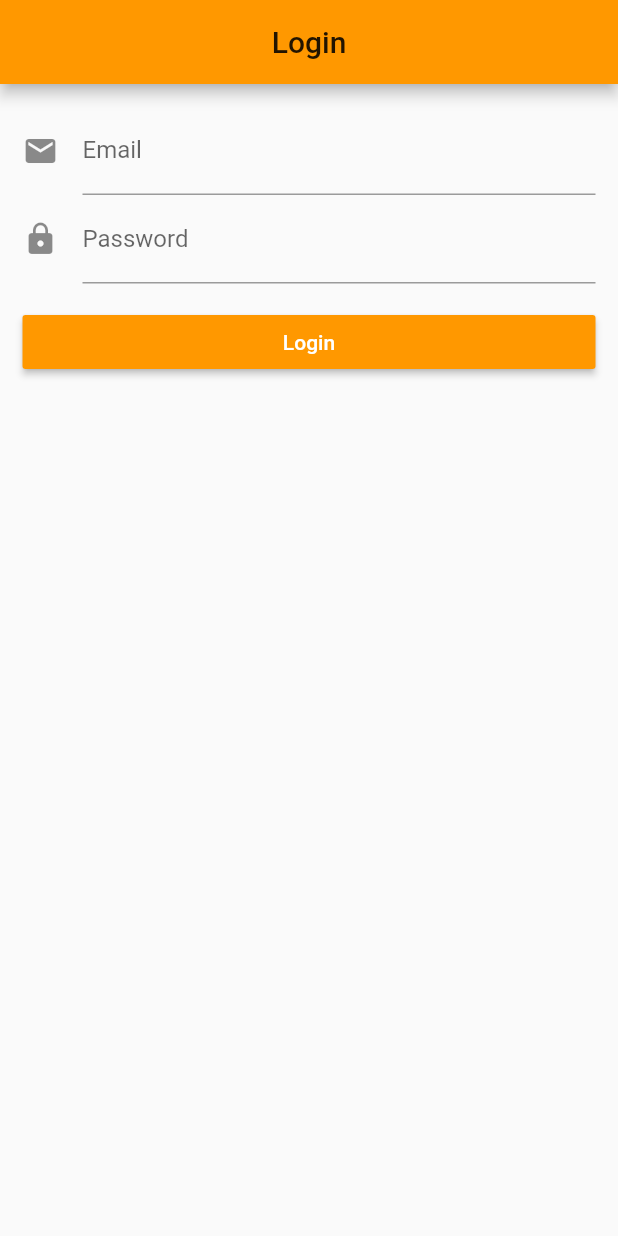
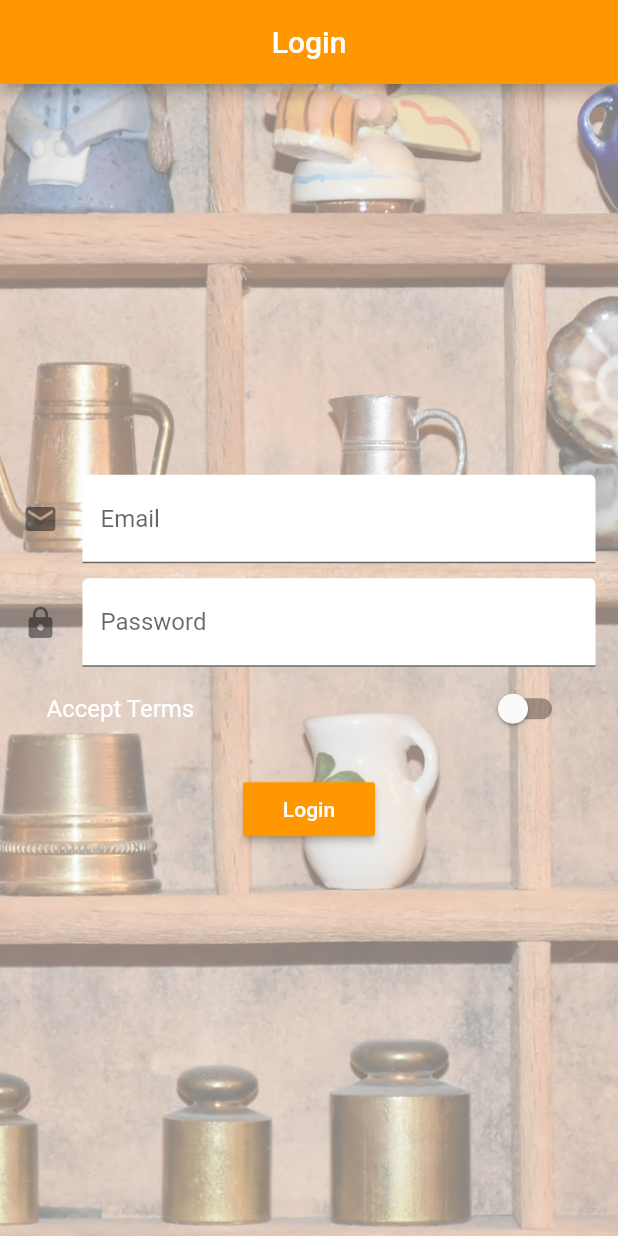
Before and after one commit to felipefschwade/cursoFlutterUdemy, a Flutter app: the screen it shows after launch, on a phone screen of 412 x 824 dp. Run offline on Flutter 3.47's test engine with Material 2 defaults, Android fonts, the phone set to English and light mode, and no system bars.

Commit message:
Adding background image to login. Adding a new button to the top bar. Switching the appbar elements color from black to white.

```diff
--- a/lib/drawer.dart
+++ b/lib/drawer.dart
@@ -14,6 +14,7 @@ class CustomDrawer extends StatelessWidget {
             automaticallyImplyLeading: true,
             leading: IconButton(
               icon: Icon(Icons.menu),
+              color: Colors.white,
               onPressed: () {
                 Navigator.pop(context);
               },
@@ -22,12 +23,14 @@ class CustomDrawer extends StatelessWidget {
             title: Text('Choose'),
           ),
           ListTile(
+            leading: Icon(Icons.create),
             title: Text('Manage Products'),
             onTap: () {
               Navigator.pushNamed(context, "/admin");
             },
           ),
           ListTile(
+            leading: Icon(Icons.shop),
             title: Text('All Products'),
             onTap: () {
               Navigator.pushReplacementNamed(context, "/products");
--- a/lib/main.dart
+++ b/lib/main.dart
@@ -38,6 +38,12 @@ class _AppState extends State<App> {
         primarySwatch: Colors.orange,
         accentColor: Colors.purple,
         errorColor: Colors.red,
+        primaryIconTheme: IconThemeData(
+          color: Colors.white
+        ),
+        primaryTextTheme: TextTheme(
+          title: TextStyle(color: Colors.white)
+        )
       ),
       home: AuthPage(),
       routes: {
--- a/lib/pages/auth.dart
+++ b/lib/pages/auth.dart
@@ -11,8 +11,9 @@ class AuthPage extends StatefulWidget {
 }
 class _AuthPageState extends State<AuthPage> {
 
-  String email = "";
-  String password = "";
+  String _email = "";
+  String _password = "";
+  bool _acceptTerms = false;
 
   @override
   Widget build(BuildContext context) {
@@ -22,30 +23,48 @@ class _AuthPageState extends State<AuthPage> {
           title: Text('Login'),
         ),
         body: Container(
-          child: Padding(
-            padding: EdgeInsets.all(15.0),
-            child: ListView(
+          padding: EdgeInsets.all(15.0),
+          decoration: BoxDecoration(
+            image: DecorationImage(
+              fit: BoxFit.cover,
+              colorFilter: ColorFilter.mode(Colors.black.withOpacity(0.5), BlendMode.dstATop),
+              image: AssetImage('assets/background.jpg'),
+            )
+          ),
+          child: Center(
+            child: SingleChildScrollView(
+              child: Column(
               children: <Widget>[
                 TextField(
                   keyboardType: TextInputType.emailAddress,
                   decoration: InputDecoration(
                     labelText: 'Email',
-                    icon: Icon(Icons.email)
+                    filled: true,
+                    fillColor: Colors.white,
+                    icon: Icon(Icons.email),
                   ),
                   onChanged: (String value) {
-                    setState(() => email = value);
+                    setState(() => _email = value);
                   },
                 ),
+                SizedBox(height: 10.0,),
                 TextField(
                   decoration: InputDecoration(
                     labelText: 'Password',
+                    filled: true,
+                    fillColor: Colors.white,
                     icon: Icon(Icons.lock)
                   ),
                   autocorrect: false,
                   obscureText: true,
                   onChanged: (String value) {
-                    setState(() => password = value);
+                    setState(() => _password = value);
                   },
+                ),
+                SwitchListTile(
+                  value: _acceptTerms,
+                  onChanged: (bool value) => setState(() => _acceptTerms = value),
+                  title: Text('Accept Terms', style: TextStyle(color: Colors.white),),
                 ),
                 SizedBox(height: 15.0),
                 RaisedButton(
@@ -58,8 +77,9 @@ class _AuthPageState extends State<AuthPage> {
                 ),
               ],
             ),
-          )
+          ),
         ),
+      ),
     );
   }
 }
--- a/lib/pages/products_page.dart
+++ b/lib/pages/products_page.dart
@@ -13,6 +13,12 @@ class ProductsPage extends StatelessWidget {
         appBar: AppBar(
           centerTitle: true,
           title: Text('EasyList'),
+          actions: <Widget>[
+            IconButton(
+              icon: Icon(Icons.favorite),
+              onPressed: () {},
+            )
+          ],
         ),
         body: ProductManager(products: products)
     );
--- a/pubspec.yaml
+++ b/pubspec.yaml
@@ -39,7 +39,7 @@ flutter:
   # To add assets to your application, add an assets section, like this:
   assets:
    - assets/food.jpg
-  #  - images/a_dot_ham.jpeg
+   - assets/background.jpg
 
   # An image asset can refer to one or more resolution-specific "variants", see
   # https://flutter.io/assets-and-images/#resolution-aware.
```
Also changed, not shown: lib/products.dart (+58 -2 lines), assets/background.jpg (added).
